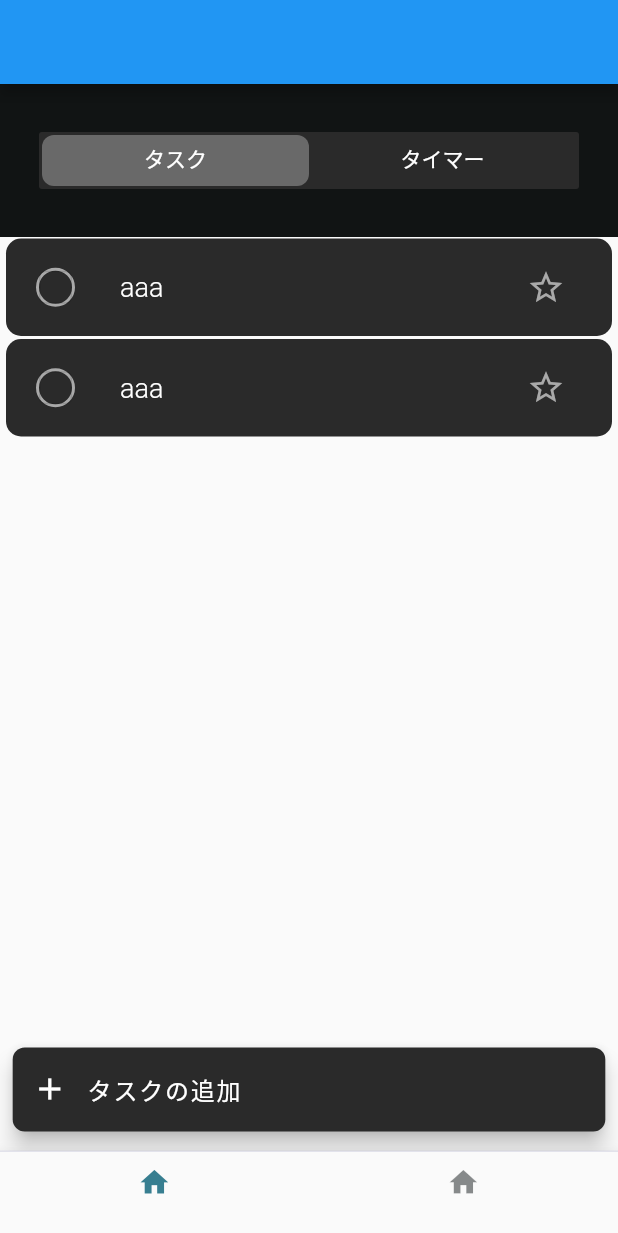
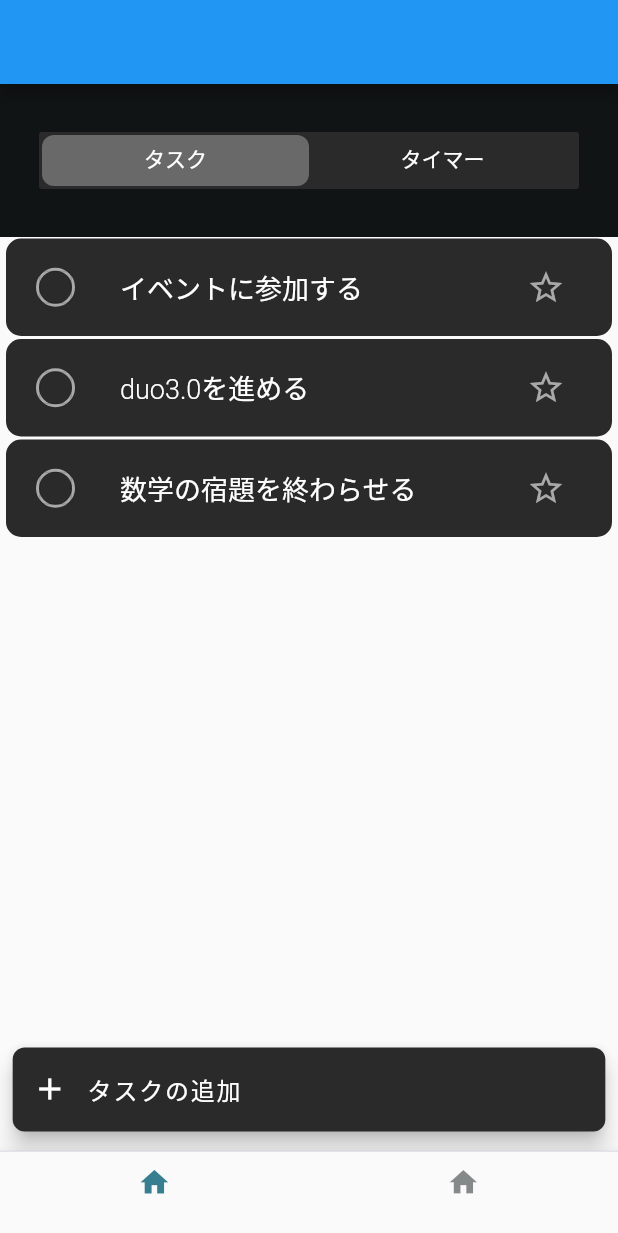
Before and after one commit to Issei-Hiramatsu/sakura-simulation, a Flutter app: the screen it shows after launch, on a phone screen of 412 x 824 dp. Shown: the top 1233 px of the screen. Run offline on Flutter 3.47's test engine with Material 2 defaults, Android fonts, the phone set to English and light mode, and no system bars; our stand-ins replace flutter_hooks, flutter_screenutil, freezed_annotation, hooks_riverpod.

Commit message:
update: temp_todo_list

```diff
--- a/mobile/lib/page/todo_and_timer_page/elements/todo_app/hooks/temp_todo_list.dart
+++ b/mobile/lib/page/todo_and_timer_page/elements/todo_app/hooks/temp_todo_list.dart
@@ -1,7 +1,26 @@
+import 'package:hooks_riverpod/hooks_riverpod.dart';
 import 'package:sakura_simulation/domain/todo/todo.dart';
 
-final tempTodoList = [
+//オズの魔法使いようの一時的なtodoList
+final tempTodoList = <Todo>[
   const Todo(todo: 'イベントに参加する'),
   const Todo(todo: 'duo3.0を進める'),
   const Todo(todo: '数学の宿題を終わらせる'),
 ];
+
+final tempNewTodoList = <Todo>[
+  const Todo(todo: 'イベントに参加する'),
+  const Todo(todo: 'duo3.0を進める'),
+  const Todo(todo: '数学の宿題を終わらせる'),
+  const Todo(todo: 'aaa'),
+];
+
+class TempTodoListNotifier extends StateNotifier<List> {
+  TempTodoListNotifier(List initialState) : super(initialState);
+  void addTodoList() {
+    state = tempNewTodoList;
+  }
+}
+
+final tempTodoListProvider = StateNotifierProvider<TempTodoListNotifier, List>(
+    (ref) => TempTodoListNotifier(tempTodoList));
--- a/mobile/lib/page/todo_and_timer_page/elements/todo_app/todo_app_page.dart
+++ b/mobile/lib/page/todo_and_timer_page/elements/todo_app/todo_app_page.dart
@@ -1,23 +1,26 @@
 import 'package:flutter/material.dart';
+import 'package:hooks_riverpod/hooks_riverpod.dart';
+import 'package:sakura_simulation/page/todo_and_timer_page/elements/todo_app/hooks/temp_todo_list.dart';
 
 import '../../../../component/local/todo_and_timer_app/todo/todo_add_button.dart/todo_add_button.dart';
 import '../../../../component/local/todo_and_timer_app/todo/todo_card/todo_card.dart';
 
-class TodoAppPage extends StatelessWidget {
+class TodoAppPage extends ConsumerWidget {
   const TodoAppPage({super.key});
 
   @override
-  Widget build(BuildContext context) {
+  Widget build(BuildContext context, WidgetRef ref) {
+    final todoList = ref.watch(tempTodoListProvider);
     return Column(
       children: [
         Expanded(
           child: ListView.builder(
-            itemCount: 2,
+            itemCount: todoList.length,
             itemBuilder: (BuildContext context, int index) {
-              return const Padding(
-                padding: EdgeInsets.symmetric(vertical: 1, horizontal: 4),
+              return Padding(
+                padding: const EdgeInsets.symmetric(vertical: 1, horizontal: 4),
                 child: TodoCard(
-                  text: 'aaa',
+                  text: todoList[index].todo.toString(),
                   isSelected: true,
                 ),
               );
```
